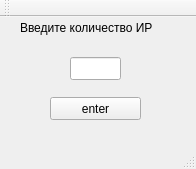
First picture: the form in mainwindow.ui, repository Factotum8/OKOIB_1, before the edit.
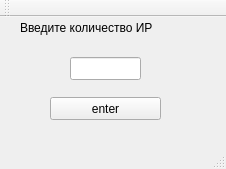
Second picture: the form after the edit.

What changed in the file:
```diff
--- a/mainwindow.ui
+++ b/mainwindow.ui
@@ -6,7 +6,7 @@
    <rect>
     <x>0</x>
     <y>0</y>
-    <width>196</width>
+    <width>226</width>
     <height>169</height>
    </rect>
   </property>
@@ -25,7 +25,7 @@
      <rect>
       <x>20</x>
       <y>0</y>
-      <width>161</width>
+      <width>171</width>
       <height>21</height>
      </rect>
     </property>
@@ -38,7 +38,7 @@
      <rect>
       <x>70</x>
       <y>40</y>
-      <width>51</width>
+      <width>71</width>
       <height>23</height>
      </rect>
     </property>
@@ -51,7 +51,7 @@
      <rect>
       <x>50</x>
       <y>80</y>
-      <width>91</width>
+      <width>111</width>
       <height>23</height>
      </rect>
     </property>
```
Left out of the diff: 4 changed lines with no effect on the pictures.
